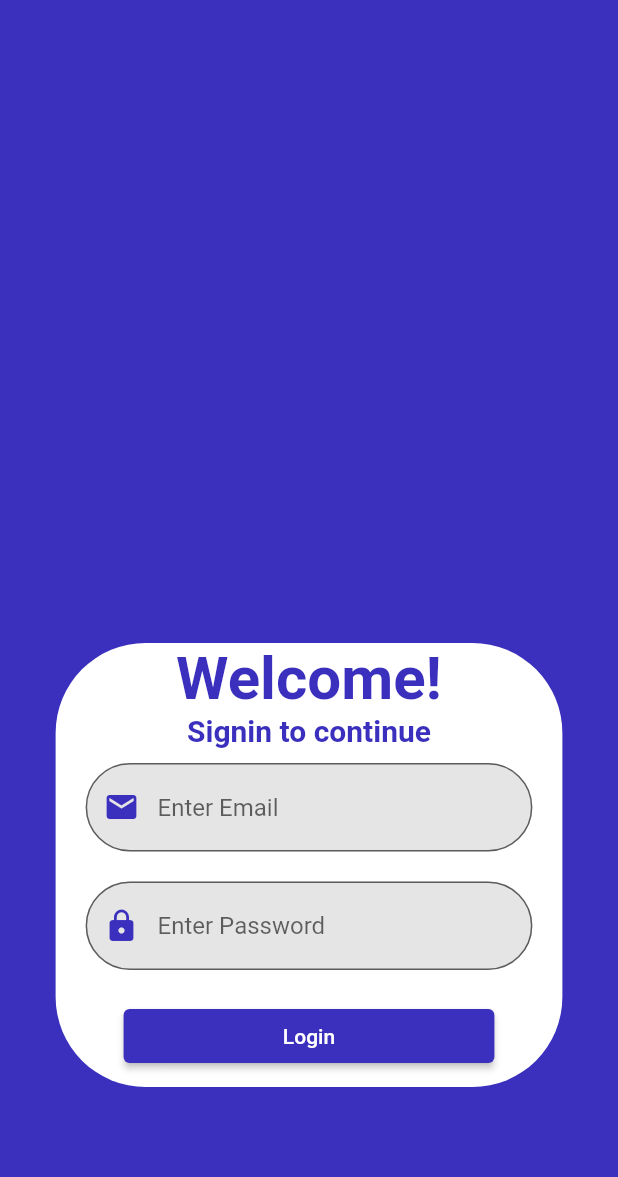
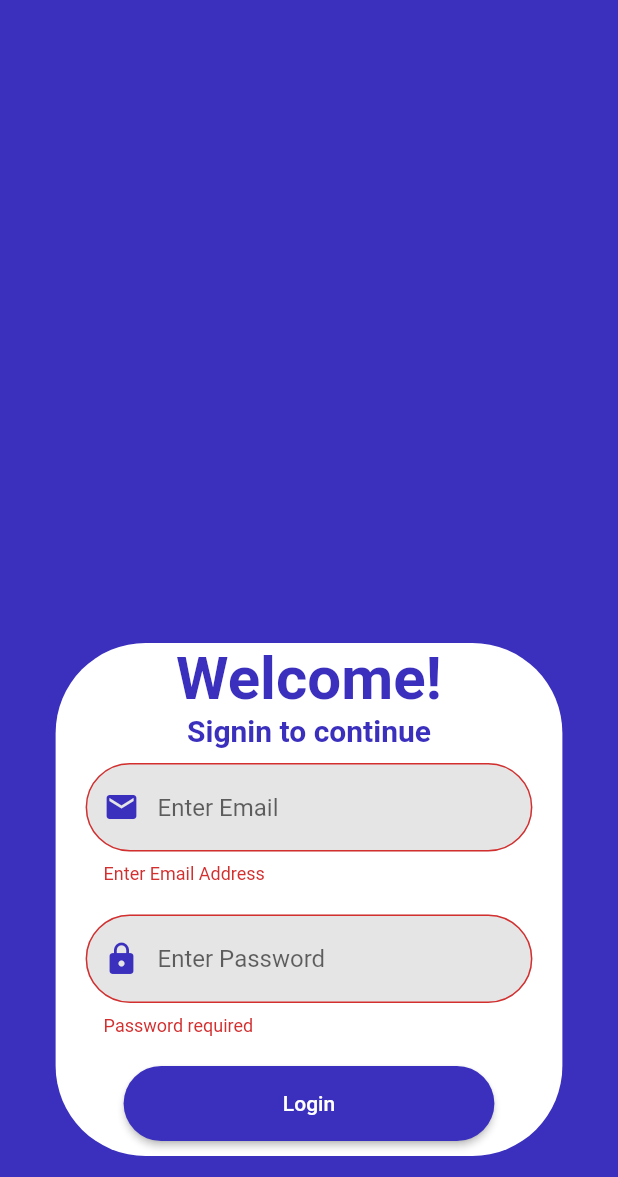
Before and after one commit to aahilalwani25/ilaj_karao_application, a Flutter app: the LoginForm screen opened directly, after a tap on "Login", on a phone screen of 412 x 824 dp, the part 59-1236 px from its top. Run offline on Flutter 3.47's test engine with Material 2 defaults, Android fonts, the phone set to English and light mode, and no system bars; drawn by our look-alikes of rounded_loading_button; our stand-ins replace firebase_auth, firebase_core, firebase_database; accounts and stored records are empty.

Commit message:
initial commit

```diff
--- /dev/null
+++ b/lib/Controllers/LoginController.dart
@@ -0,0 +1,32 @@
+import 'package:firebase_auth/firebase_auth.dart';
+import 'package:firebase_core/firebase_core.dart';
+import 'package:flutter/material.dart';
+import 'package:ilaj_karao_application/Screens/UserDashboard.dart';
+
+import '../global/components/AlertMessages.dart';
+
+class LoginController {
+  String email, password;
+  FirebaseAuth auth = FirebaseAuth.instance;
+  BuildContext? context;
+
+  LoginController(
+      {required this.context, required this.email, required this.password});
+
+  Future<void> login() async {
+    try {
+      await auth
+          .signInWithEmailAndPassword(email: email, password: password)
+          .then((value) {
+        Navigator.pushReplacement(context!,
+                MaterialPageRoute(builder: (builder) => const UserDashboard()))
+            .catchError((value) {
+          alertMessage(context, 'Either username or password is incorrect',
+              Icon(Icons.error));
+        });
+      });
+    } on FirebaseAuthException catch (e) {
+      alertMessage(context, 'Error', Icon(Icons.error));
+    }
+  }
+}
--- a/lib/Screens/LoginForm.dart
+++ b/lib/Screens/LoginForm.dart
@@ -1,6 +1,10 @@
+import 'dart:async';
+
 import 'package:flutter/material.dart';
 import 'package:flutter/src/widgets/framework.dart';
 import 'package:flutter/src/widgets/placeholder.dart';
+import 'package:ilaj_karao_application/Controllers/LoginController.dart';
+import 'package:rounded_loading_button/rounded_loading_button.dart';
 
 import '../global/styles/screens.dart';
 import 'SignupForm.dart';
@@ -15,6 +19,7 @@ class LoginForm extends StatefulWidget {
 class _LoginFormState extends State<LoginForm> {
   //form key works just like findViewById in Java
   final _formkey = GlobalKey<FormState>();
+  RoundedLoadingButtonController _roundedLoadingButtonController = RoundedLoadingButtonController();
   String? _email, _password;
 
   EdgeInsets paddingSpaceTextbox =
@@ -52,11 +57,11 @@ class _LoginFormState extends State<LoginForm> {
                 obscureText: true,
                 validator: (value) {
                   if (value!.isEmpty) {
-                    return "Enter password";
+                    return "Password required";
                   }
                   return null;
                 },
-                onSaved: (value) => _email = value,
+                onSaved: (value) => _password = value,
                 keyboardType: TextInputType.text,
                 decoration: Styles.getTextboxInput(
                     hint: "Enter Password",
@@ -66,12 +71,33 @@ class _LoginFormState extends State<LoginForm> {
             padding: paddingSpaceTextbox,
             child: SizedBox(
                 width: getWidth(context) * 0.6,
-                child: ElevatedButton(
-                    style: ElevatedButton.styleFrom(
-                      backgroundColor: Styles().getPurpleColor,
-                    ),
-                    onPressed: () {},
-                    child: Text('Login'))),
+                child: RoundedLoadingButton(
+                    controller: _roundedLoadingButtonController,
+                    color: Styles().getPurpleColor,
+                    successColor: Colors.green,
+                    errorColor: Colors.red,
+                    onPressed: () {
+                      if (_formkey.currentState!.validate()) {
+                        _formkey.currentState!.save();
+
+
+                        LoginController lc = LoginController(context: context, email: _email!, password: _password!);
+                        lc.login()
+                        .then((value) {
+                          _roundedLoadingButtonController.success();
+                          _formkey.currentState!.reset();
+                          Timer(Duration(seconds: 3), () {
+                            _roundedLoadingButtonController.reset();
+                          });
+                        });
+                      } else {
+                        _roundedLoadingButtonController.error();
+                        Timer(Duration(seconds: 3), () {
+                          _roundedLoadingButtonController.reset();
+                        });
+                      }
+                    },
+                    child: const Text('Login'))),
           )
         ],
       )));
```
Also changed, not shown: lib/Screens/SignupForm.dart (+8 -4 lines), lib/Screens/UserDashboard.dart (added, +24 -0 lines), lib/Screens/nav_drawer.dart (+69 -21 lines), lib/global/components/AlertMessages.dart (added, +19 -0 lines), lib/global/components/TextField.dart (deleted, +0 -10 lines).
